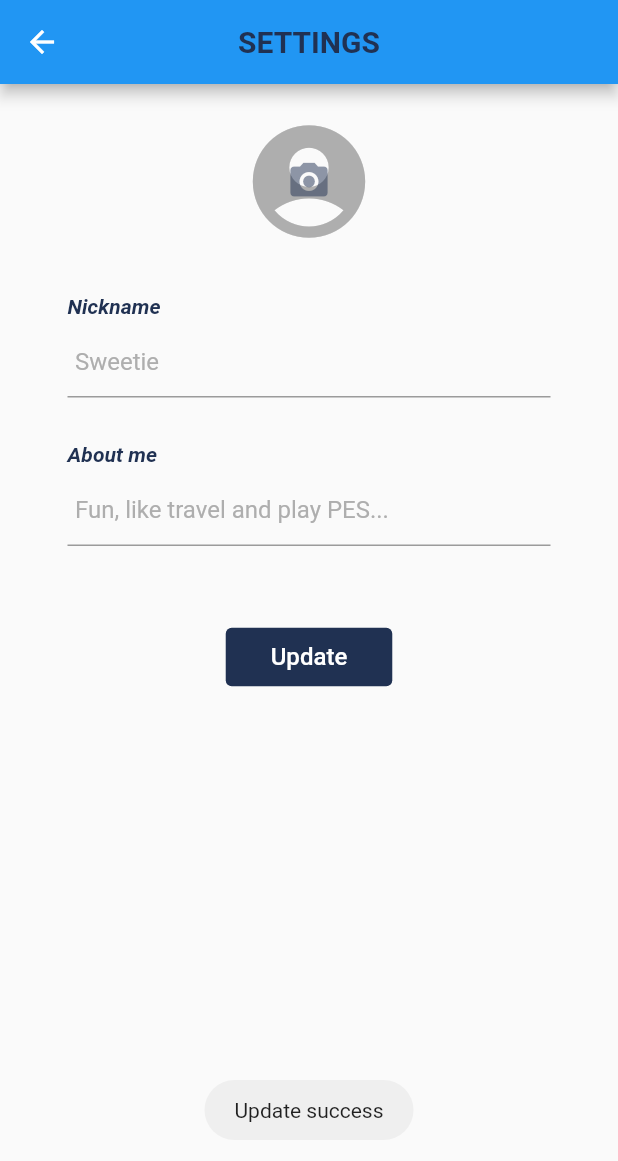
After one commit to Flutter-Project-App/SimpleChatAppFirebase, a Flutter app: the SettingsBar screen opened directly, after a tap on "Update", on a phone screen of 412 x 824 dp. The commit adds this screen. Shown: the top 1161 px of the screen. Run offline on Flutter 3.47's test engine with Material 2 defaults, Android fonts, the phone set to English and light mode, and no system bars; our stand-ins replace cloud_firestore, firebase_auth, firebase_core, firebase_messaging, firebase_storage, flutter_local_notifications and 5 more; accounts and stored records are empty.

Commit message:
settings page

```diff
--- /dev/null
+++ b/lib/pages/settings_page.dart
@@ -0,0 +1,338 @@
+import 'dart:io';
+
+import 'package:cloud_firestore/cloud_firestore.dart';
+import 'package:firebase_storage/firebase_storage.dart';
+import 'package:flutter/material.dart';
+import 'package:fluttertoast/fluttertoast.dart';
+import 'package:image_picker/image_picker.dart';
+import 'package:shared_preferences/shared_preferences.dart';
+import '../utils/utils.dart';
+
+class SettingsBar extends StatelessWidget {
+  @override
+  Widget build(BuildContext context) {
+    return Scaffold(
+      appBar: AppBar(
+        title: Text(
+          'SETTINGS',
+          style: TextStyle(color: primaryColor, fontWeight: FontWeight.bold),
+        ),
+        centerTitle: true,
+      ),
+      body: SettingsPage(),
+    );
+  }
+}
+
+class SettingsPage extends StatefulWidget {
+  @override
+  _SettingsPageState createState() => _SettingsPageState();
+}
+
+class _SettingsPageState extends State<SettingsPage> {
+  TextEditingController? controllerNickname;
+  TextEditingController? controllerAboutme;
+
+  SharedPreferences? prefs;
+
+  String id = '';
+  String nickname = '';
+  String aboutMe = '';
+  String photoUrl = '';
+
+  bool isLoading = false;
+  File? avatarImageFile;
+
+  final FocusNode focusNodeNickname = FocusNode();
+  final FocusNode focusNodeAboutMe = FocusNode();
+
+  @override
+  void initState() {
+    // TODO: implement initState
+    super.initState();
+    readLocal();
+  }
+
+  void readLocal() async {
+    prefs = await SharedPreferences.getInstance();
+    id = prefs?.getString('id') ?? '';
+    nickname = prefs?.getString('nickname') ?? '';
+    aboutMe = prefs?.getString('aboutMe') ?? '';
+    photoUrl = prefs?.getString('photoUrl') ?? '';
+
+    controllerNickname = TextEditingController(text: nickname);
+    controllerAboutme = TextEditingController(text: aboutMe);
+
+    setState(() {});
+  }
+
+  Future getImage() async {
+    ImagePicker imagePicker = ImagePicker();
+    PickedFile? pickerFile = await imagePicker
+        .getImage(source: ImageSource.gallery)
+        .catchError((err) {
+      Fluttertoast.showToast(msg: err.toString());
+    });
+
+    File? image;
+    if (imagePicker != null) {
+      image = File(pickerFile!.path);
+    }
+
+    if (image != null) {
+      setState(() {
+        avatarImageFile = image;
+        isLoading = true;
+      });
+      uploadFile();
+    }
+  }
+
+  Future uploadFile() async {
+    String fileName = id;
+    Reference reference = FirebaseStorage.instance.ref().child(fileName);
+    UploadTask uploadTask = reference.putFile(avatarImageFile!);
+    try {
+      TaskSnapshot snapshot = await uploadTask;
+      photoUrl = await snapshot.ref.getDownloadURL();
+      FirebaseFirestore.instance.collection('users').doc(id).update({
+        'nickname': nickname,
+        'aboutMe': aboutMe,
+        'photoUrl': photoUrl
+      }).then((data) async {
+        await prefs?.setString('photoUrl', photoUrl);
+        setState(() {
+          isLoading = false;
+        });
+        Fluttertoast.showToast(msg: 'Upload success');
+      }).catchError((err) {
+        setState(() {
+          isLoading = false;
+        });
+        Fluttertoast.showToast(msg: err.toString());
+      });
+    } on FirebaseException catch (e) {
+      setState(() {
+        isLoading = false;
+      });
+      Fluttertoast.showToast(msg: e.message ?? e.toString());
+    }
+  }
+
+  void handleUpdateData() {
+    focusNodeNickname.unfocus();
+    focusNodeAboutMe.unfocus();
+
+    setState(() {
+      isLoading = true;
+    });
+
+    FirebaseFirestore.instance.collection('users').doc(id).update({
+      'nickname': nickname,
+      'aboutMe': aboutMe,
+      'photoUrl': photoUrl
+    }).then((data) async {
+      await prefs?.setString('nickname', nickname);
+      await prefs?.setString('aboutMe', aboutMe);
+      await prefs?.setString('photoUrl', photoUrl);
+
+      setState(() {
+        isLoading = false;
+      });
+      Fluttertoast.showToast(msg: "Update success");
+    }).catchError((err) {
+      setState(() {
+        isLoading = false;
+      });
+
+      Fluttertoast.showToast(msg: err.toString());
+    });
+  }
+
+  @override
+  Widget build(BuildContext context) {
+    return Stack(
+      children: <Widget>[
+        SingleChildScrollView(
+          child: Column(
+            children: <Widget>[
+              Container(
+                child: Center(
+                  child: Stack(
+                    children: <Widget>[
+                      avatarImageFile == null
+                          ? photoUrl.isNotEmpty
+                              ? Material(
+                                  child: Image.network(
+                                    photoUrl,
+                                    fit: BoxFit.cover,
+                                    width: 90,
+                                    height: 90,
+                                    errorBuilder:
+                                        (context, object, stackTrace) {
+                                      return Icon(
+                                        Icons.account_circle,
+                                        size: 90,
+                                        color: greyColor,
+                                      );
+                                    },
+                                    loadingBuilder: (BuildContext context,
+                                        Widget child,
+                                        ImageChunkEvent? loadingProgress) {
+                                      if (loadingProgress == null) return child;
+                                      return Container(
+                                        width: 90,
+                                        height: 90,
+                                        child: Center(
+                                          child: CircularProgressIndicator(
+                                            value: loadingProgress
+                                                            .expectedTotalBytes !=
+                                                        null &&
+                                                    loadingProgress
+                                                            .expectedTotalBytes !=
+                                                        null
+                                                ? loadingProgress
+                                                        .cumulativeBytesLoaded /
+                                                    loadingProgress
+                                                        .expectedTotalBytes!
+                                                : null,
+                                          ),
+                                        ),
+                                      );
+                                    },
+                                  ),
+                                  borderRadius:
+                                      BorderRadius.all(Radius.circular(45)),
+                                  clipBehavior: Clip.hardEdge,
+                                )
+                              : Icon(
+                                  Icons.account_circle,
+                                  size: 90,
+                                  color: greyColor,
+                                )
+                          : Material(
+                              child: Image.file(
+                                avatarImageFile!,
+                                width: 90,
+                                height: 90,
+                                fit: BoxFit.cover,
+                              ),
+                              borderRadius:
+                                  BorderRadius.all(Radius.circular(45)),
+                              clipBehavior: Clip.hardEdge,
+                            ),
+                      IconButton(
+                        onPressed: getImage,
+                        icon: Icon(
+                          Icons.camera_alt,
+                          color: primaryColor.withOpacity(0.5),
+                        ),
+                        padding: EdgeInsets.all(30),
+                        splashColor: Colors.transparent,
+                        highlightColor: greyColor,
+                        iconSize: 30,
+                      )
+                    ],
+                  ),
+                ),
+                width: double.infinity,
+                margin: EdgeInsets.all(20),
+              ),
+              Column(
+                crossAxisAlignment: CrossAxisAlignment.start,
+                children: <Widget>[
+                  Container(
+                    child: Text(
+                      'Nickname',
+                      style: TextStyle(
+                          color: primaryColor,
+                          fontWeight: FontWeight.bold,
+                          fontStyle: FontStyle.italic),
+                    ),
+                    margin: EdgeInsets.only(left: 30, bottom: 5, top: 10),
+                  ),
+                  Container(
+                    child: Theme(
+                      data: Theme.of(context)
+                          .copyWith(primaryColor: primaryColor),
+                      child: TextField(
+                        decoration: InputDecoration(
+                            hintText: 'Sweetie',
+                            contentPadding: EdgeInsets.all(5),
+                            hintStyle: TextStyle(color: greyColor)),
+                        controller: controllerNickname,
+                        onChanged: (value) {
+                          nickname = value;
+                        },
+                        focusNode: focusNodeNickname,
+                      ),
+                    ),
+                    margin: EdgeInsets.only(left: 30, right: 30),
+                  ),
+                  SizedBox(
+                    height: 20,
+                  ),
+                  Container(
+                    child: Text(
+                      'About me',
+                      style: TextStyle(
+                          color: primaryColor,
+                          fontWeight: FontWeight.bold,
+                          fontStyle: FontStyle.italic),
+                    ),
+                    margin: EdgeInsets.only(left: 30, bottom: 5, top: 10),
+                  ),
+                  Container(
+                    child: Theme(
+                      data: Theme.of(context)
+                          .copyWith(primaryColor: primaryColor),
+                      child: TextField(
+                        decoration: InputDecoration(
+                            hintText: 'Fun, like travel and play PES...',
+                            contentPadding: EdgeInsets.all(5),
+                            hintStyle: TextStyle(color: greyColor)),
+                        controller: controllerAboutme,
+                        onChanged: (value) {
+                          aboutMe = value;
+                        },
+                        focusNode: focusNodeAboutMe,
+                      ),
+                    ),
+                    margin: EdgeInsets.only(left: 30, right: 30),
+                  ),
+                ],
+              ),
+              Container(
+                child: TextButton(
+                  onPressed: handleUpdateData,
+                  child: Text(
+                    'Update',
+                    style: TextStyle(fontSize: 16, color: Colors.white),
+                  ),
+                  style: ButtonStyle(
+                      backgroundColor:
+                          MaterialStateProperty.all<Color>(primaryColor),
+                      padding: MaterialStateProperty.all<EdgeInsets>(
+                          EdgeInsets.fromLTRB(30, 10, 30, 10))),
+                ),
+                margin: EdgeInsets.only(top: 50, bottom: 50),
+              )
+            ],
+          ),
+          padding: EdgeInsets.only(left: 15, right: 15),
+        ),
+        Positioned(
+            child: isLoading
+                ? Container(
+                    child: Center(
+                      child: CircularProgressIndicator(
+                        valueColor: AlwaysStoppedAnimation<Color>(themeColor),
+                      ),
+                    ),
+                    color: Colors.white.withOpacity(0.8),
+                  )
+                : Container())
+      ],
+    );
+  }
+}
--- /dev/null
+++ b/lib/utils/dialog.dart
@@ -0,0 +1,4 @@
+import 'dart:io';
+
+import 'package:flutter/material.dart';
+import 'package:flutter_application/utils/utils.dart';
--- a/lib/utils/utils.dart
+++ b/lib/utils/utils.dart
@@ -1,3 +1,4 @@
 export 'navigator_support.dart';
 export 'extensions.dart';
 export 'colors.dart';
+export 'dialog.dart';
```
Also changed, not shown: lib/pages/home_page.dart (+74 -51 lines), 1 other file.
